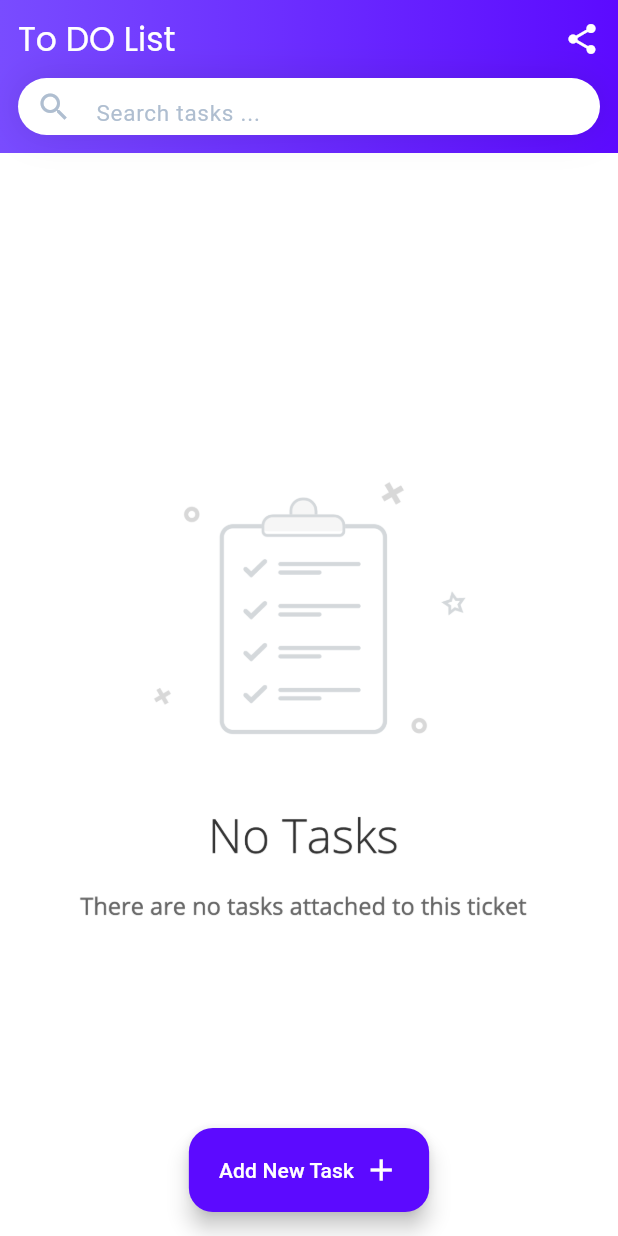
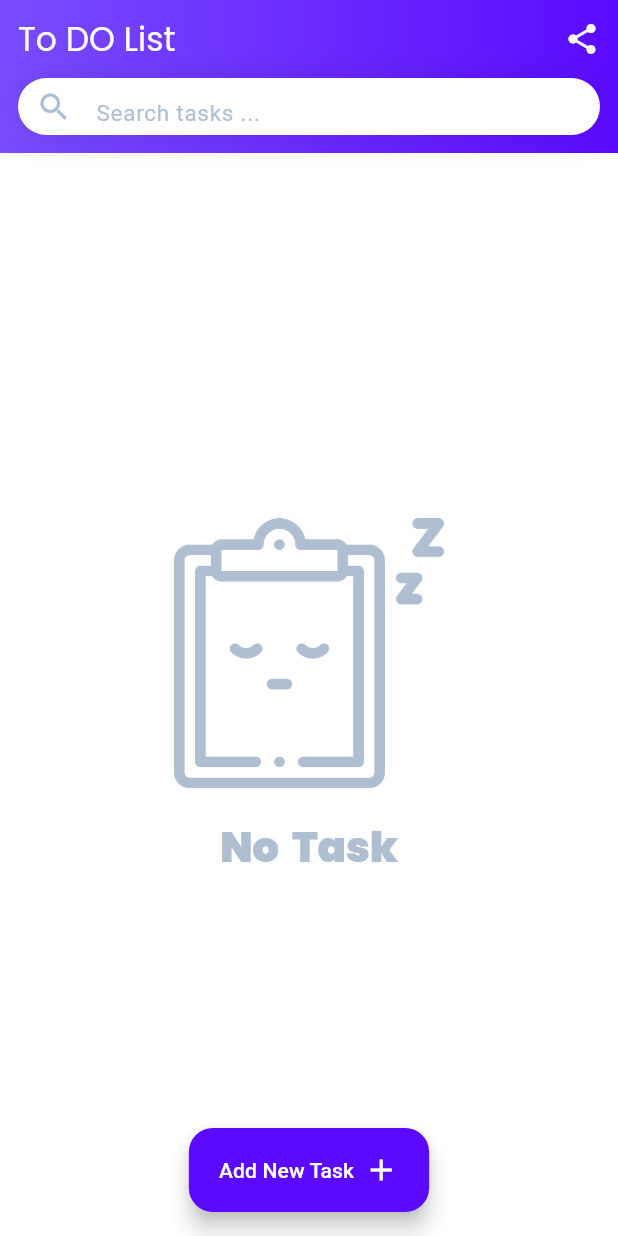
Before and after one commit to Rasol1/Flutter, a Flutter app: the screen it shows after launch, on a phone screen of 412 x 824 dp. Run offline on Flutter 3.47's test engine with Material 2 defaults, Android fonts, the phone set to English and light mode, and no system bars; our stand-ins replace google_fonts, hive_flutter; accounts and stored records are empty.

Commit message:
chenge no task image  and add displaylarge texttheme

```diff
--- a/lib/HomePage.dart
+++ b/lib/HomePage.dart
@@ -8,11 +8,10 @@ class HomeScreen extends StatelessWidget {
   HomeScreen({super.key});
 
   TextEditingController controller = TextEditingController();
-  final ValueNotifier <String> searchKeywordNotifier = ValueNotifier('');
+  final ValueNotifier<String> searchKeywordNotifier = ValueNotifier('');
 
   @override
   Widget build(BuildContext context) {
-
     final box = Hive.box<TaskEntity>(taskBoxName);
     final myThemeData = Theme.of(context);
     return Scaffold(
@@ -90,10 +89,8 @@ class HomeScreen extends StatelessWidget {
                       child: TextField(
                         controller: controller,
                         onChanged: (value) {
-                          searchKeywordNotifier.value=controller.text;
+                          searchKeywordNotifier.value = controller.text;
                         },
-
-
                         decoration: InputDecoration(
                           hintText: 'Search tasks ...',
                           prefixIcon: Icon(
@@ -119,21 +116,19 @@ class HomeScreen extends StatelessWidget {
               child: ValueListenableBuilder(
                 valueListenable: searchKeywordNotifier,
                 builder: (context, value, child) {
-
-
                   return ValueListenableBuilder<Box<TaskEntity>>(
                     valueListenable: box.listenable(),
                     builder: (context, box, child) {
                       final items;
                       if (controller.text.isEmpty) {
                         items = box.values.toList();
-
                       } else {
-                      items = box.values.where(
+                        items = box.values
+                            .where(
                               (task) => task.name.contains(controller.text),
-
-                      ).toList();
-                      print (controller);
+                            )
+                            .toList();
+                        print(controller);
                       }
                       if (items.isNotEmpty) {
                         return ListView.builder(
@@ -143,21 +138,25 @@ class HomeScreen extends StatelessWidget {
                             // final TaskEntity task = box.values.toList()[index];
                             if (index == 0) {
                               return Row(
-                              mainAxisAlignment: MainAxisAlignment.spaceBetween,
+                                mainAxisAlignment:
+                                    MainAxisAlignment.spaceBetween,
                                 children: [
                                   Column(
-                                  crossAxisAlignment: CrossAxisAlignment.start,
+                                    crossAxisAlignment:
+                                        CrossAxisAlignment.start,
                                     children: [
                                       Text(
                                         'Today',
-                                      style: myThemeData.textTheme.titleMedium,
+                                        style:
+                                            myThemeData.textTheme.titleMedium,
                                       ),
                                       Container(
                                         margin: EdgeInsets.only(top: 4),
                                         height: 3,
                                         width: 67,
                                         decoration: BoxDecoration(
-                                          color: myThemeData.colorScheme.primary,
+                                            color:
+                                                myThemeData.colorScheme.primary,
                                             borderRadius:
                                                 BorderRadius.circular(1.5)),
                                       )
@@ -188,8 +187,7 @@ class HomeScreen extends StatelessWidget {
                                 ],
                               );
                             } else {
-                            final TaskEntity task =
-                                items[index -1];
+                              final TaskEntity task = items[index - 1];
                               return TaskItem(task: task);
                             }
                           },
@@ -198,7 +196,8 @@ class HomeScreen extends StatelessWidget {
                         return EmptyState();
                       }
                     },
-                );},
+                  );
+                },
               ),
             ),
 
@@ -215,11 +214,19 @@ class HomeScreen extends StatelessWidget {
 class EmptyState extends StatelessWidget {
   @override
   Widget build(BuildContext context) {
-    return Container(
-      child: Image.asset(
-        'assets/notask.png',
+    final myThemeData = Theme.of(context);
+    return Column(mainAxisAlignment: MainAxisAlignment.center, children: [
+      Image.asset(
+        'assets/no-task.png',
+        color: secondaryTextColor,
+        width:180,
       ),
-    );
+      SizedBox(height: 24,),
+      Text(
+        'No  Task',
+        style: myThemeData.textTheme.displayLarge,
+      )
+    ]);
   }
 }
 
--- a/lib/main.dart
+++ b/lib/main.dart
@@ -59,9 +59,11 @@ class MyApp extends StatelessWidget {
             color: primaryTextColor,
             fontSize: 15,
             fontWeight: FontWeight.w400,
-
           ),
-      ),
+          displayLarge: GoogleFonts.poppins(
+              color: secondaryTextColor,
+              fontSize: 28,
+              fontWeight: FontWeight.w900)),
 
       colorScheme: ColorScheme.light(
         primary: primaryColor,
```
Also changed, not shown: assets/no-task.png (added). Lines whose indentation alone changed are shown as unchanged.
